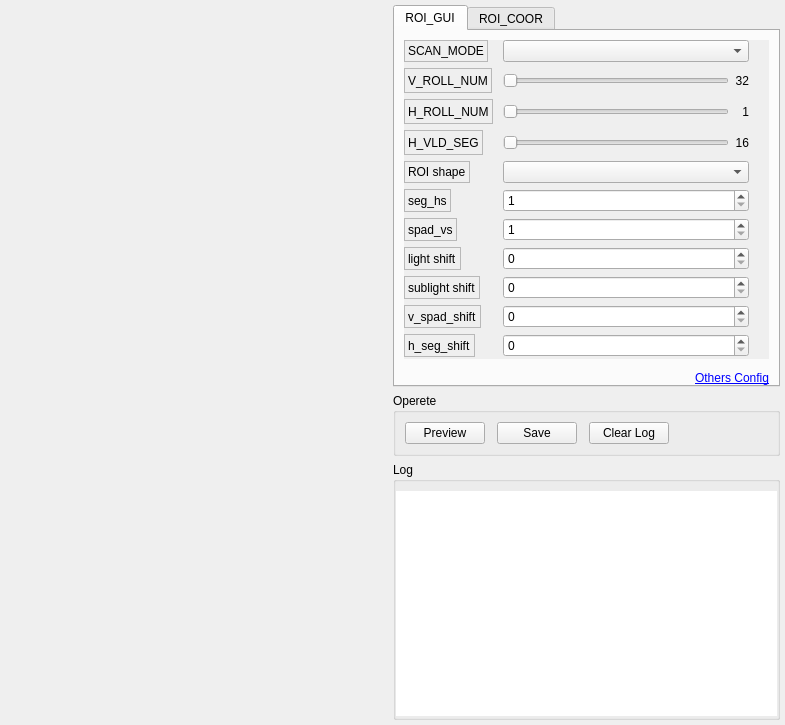
HongGang-Pub/Adaps, file Hawk/HawkGUI_v002/GUI/uis/pages/main_pages.ui: the form before one commit.
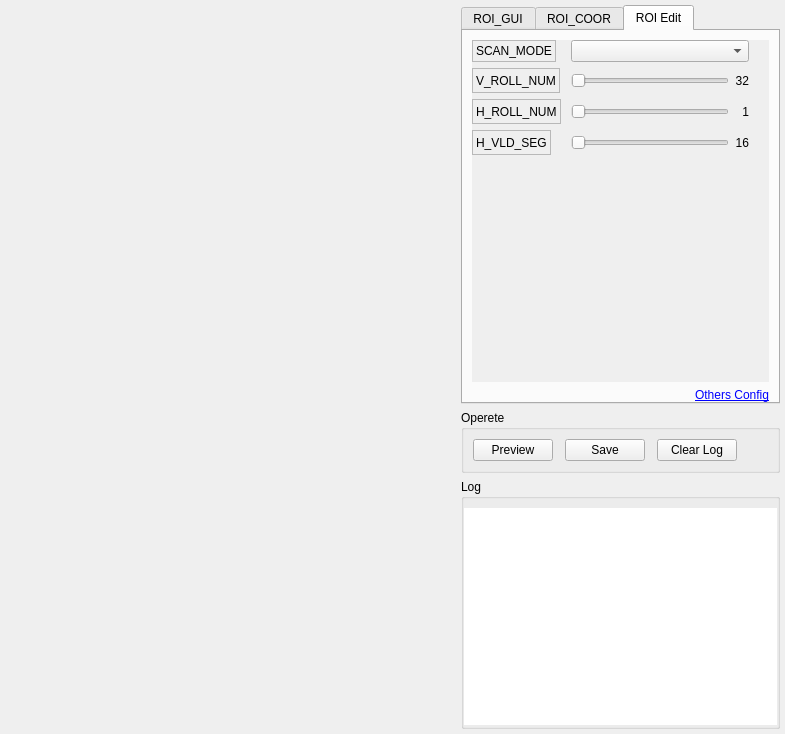
The form after the commit. The open tabs and pages were chosen to show the change. Custom widgets are drawn as their Qt base class.

```diff
--- a/Hawk/HawkGUI_v002/GUI/uis/pages/main_pages.ui
+++ b/Hawk/HawkGUI_v002/GUI/uis/pages/main_pages.ui
@@ -7,7 +7,7 @@
     <x>0</x>
     <y>0</y>
     <width>785</width>
-    <height>725</height>
+    <height>734</height>
    </rect>
   </property>
   <property name="windowTitle">
@@ -73,7 +73,7 @@
         <number>5</number>
        </property>
        <item>
-        <layout class="QHBoxLayout" name="MainPage" stretch="7,7">
+        <layout class="QHBoxLayout" name="MainPage" stretch="10,7">
          <item>
           <layout class="QVBoxLayout" name="ShowPage">
            <property name="topMargin">
@@ -95,7 +95,7 @@
            <property name="frameShape">
             <enum>QFrame::NoFrame</enum>
            </property>
-           <layout class="QVBoxLayout" name="OperatePage" stretch="0,1,5">
+           <layout class="QVBoxLayout" name="OperatePage" stretch="8,1,5">
             <property name="spacing">
              <number>6</number>
             </property>
@@ -136,7 +136,7 @@
                <string notr="true"/>
               </property>
               <property name="currentIndex">
-               <number>0</number>
+               <number>2</number>
               </property>
               <widget class="QWidget" name="ConfigbyGUI">
                <attribute name="title">
@@ -177,8 +177,8 @@
                     <rect>
                      <x>0</x>
                      <y>0</y>
-                     <width>359</width>
-                     <height>310</height>
+                     <width>292</width>
+                     <height>337</height>
                     </rect>
                    </property>
                    <layout class="QFormLayout" name="formLayout">
@@ -1301,6 +1301,425 @@
                   </widget>
                  </widget>
                 </item>
+                <item>
+                 <widget class="QLabel" name="ROIOthersConfig_2">
+                  <property name="text">
+                   <string>&lt;a href=&quot;https://www.example.com&quot;&gt;Others Config&lt;/a&gt;</string>
+                  </property>
+                  <property name="alignment">
+                   <set>Qt::AlignBottom|Qt::AlignRight|Qt::AlignTrailing</set>
+                  </property>
+                  <property name="margin">
+                   <number>0</number>
+                  </property>
+                  <property name="openExternalLinks">
+                   <bool>false</bool>
+                  </property>
+                 </widget>
+                </item>
+               </layout>
+              </widget>
+              <widget class="QWidget" name="Config3ROIEdit">
+               <attribute name="title">
+                <string>ROI Edit</string>
+               </attribute>
+               <layout class="QVBoxLayout" name="verticalLayout_5">
+                <property name="bottomMargin">
+                 <number>0</number>
+                </property>
+                <item>
+                 <widget class="QScrollArea" name="scrollArea_3">
+                  <property name="styleSheet">
+                   <string notr="true"/>
+                  </property>
+                  <property name="frameShape">
+                   <enum>QFrame::NoFrame</enum>
+                  </property>
+                  <property name="frameShadow">
+                   <enum>QFrame::Plain</enum>
+                  </property>
+                  <property name="widgetResizable">
+                   <bool>true</bool>
+                  </property>
+                  <widget class="QWidget" name="scrollAreaWidgetContents_4">
+                   <property name="geometry">
+                    <rect>
+                     <x>0</x>
+                     <y>0</y>
+                     <width>292</width>
+                     <height>343</height>
+                    </rect>
+                   </property>
+                   <layout class="QFormLayout" name="formLayout_5">
+                    <property name="horizontalSpacing">
+                     <number>10</number>
+                    </property>
+                    <property name="verticalSpacing">
+                     <number>6</number>
+                    </property>
+                    <property name="leftMargin">
+                     <number>0</number>
+                    </property>
+                    <property name="topMargin">
+                     <number>0</number>
+                    </property>
+                    <property name="rightMargin">
+                     <number>20</number>
+                    </property>
+                    <property name="bottomMargin">
+                     <number>0</number>
+                    </property>
+                    <item row="0" column="0">
+                     <widget class="QLabel" name="SCAN_MODE_Label_4">
+                      <property name="minimumSize">
+                       <size>
+                        <width>0</width>
+                        <height>0</height>
+                       </size>
+                      </property>
+                      <property name="maximumSize">
+                       <size>
+                        <width>16777215</width>
+                        <height>16777215</height>
+                       </size>
+                      </property>
+                      <property name="font">
+                       <font>
+                        <family>Microsoft YaHei UI</family>
+                        <pointsize>9</pointsize>
+                        <bold>false</bold>
+                       </font>
+                      </property>
+                      <property name="frameShape">
+                       <enum>QFrame::StyledPanel</enum>
+                      </property>
+                      <property name="frameShadow">
+                       <enum>QFrame::Raised</enum>
+                      </property>
+                      <property name="text">
+                       <string>SCAN_MODE</string>
+                      </property>
+                     </widget>
+                    </item>
+                    <item row="0" column="1">
+                     <widget class="QComboBox" name="SCAN_MODE_ComboBox_4">
+                      <property name="font">
+                       <font>
+                        <family>Microsoft YaHei UI</family>
+                        <pointsize>9</pointsize>
+                        <bold>false</bold>
+                       </font>
+                      </property>
+                     </widget>
+                    </item>
+                    <item row="1" column="0">
+                     <widget class="QLabel" name="V_ROLL_NUM_Label_4">
+                      <property name="minimumSize">
+                       <size>
+                        <width>0</width>
+                        <height>0</height>
+                       </size>
+                      </property>
+                      <property name="maximumSize">
+                       <size>
+                        <width>16777215</width>
+                        <height>16777215</height>
+                       </size>
+                      </property>
+                      <property name="font">
+                       <font>
+                        <family>Microsoft YaHei UI</family>
+                        <pointsize>9</pointsize>
+                        <bold>false</bold>
+                       </font>
+                      </property>
+                      <property name="frameShape">
+                       <enum>QFrame::StyledPanel</enum>
+                      </property>
+                      <property name="frameShadow">
+                       <enum>QFrame::Raised</enum>
+                      </property>
+                      <property name="text">
+                       <string>V_ROLL_NUM</string>
+                      </property>
+                     </widget>
+                    </item>
+                    <item row="1" column="1">
+                     <layout class="QHBoxLayout" name="V_ROLL_NUM_CMP_4">
+                      <property name="spacing">
+                       <number>0</number>
+                      </property>
+                      <property name="leftMargin">
+                       <number>0</number>
+                      </property>
+                      <property name="rightMargin">
+                       <number>0</number>
+                      </property>
+                      <item>
+                       <widget class="QSlider" name="V_ROLL_NUM_Slider_4">
+                        <property name="mouseTracking">
+                         <bool>false</bool>
+                        </property>
+                        <property name="minimum">
+                         <number>1</number>
+                        </property>
+                        <property name="maximum">
+                         <number>32</number>
+                        </property>
+                        <property name="pageStep">
+                         <number>1</number>
+                        </property>
+                        <property name="orientation">
+                         <enum>Qt::Horizontal</enum>
+                        </property>
+                       </widget>
+                      </item>
+                      <item>
+                       <widget class="QLabel" name="V_ROLL_NUM_Value_4">
+                        <property name="minimumSize">
+                         <size>
+                          <width>20</width>
+                          <height>25</height>
+                         </size>
+                        </property>
+                        <property name="maximumSize">
+                         <size>
+                          <width>20</width>
+                          <height>16777215</height>
+                         </size>
+                        </property>
+                        <property name="font">
+                         <font>
+                          <family>Microsoft YaHei UI</family>
+                          <pointsize>9</pointsize>
+                          <bold>false</bold>
+                         </font>
+                        </property>
+                        <property name="text">
+                         <string>32</string>
+                        </property>
+                        <property name="alignment">
+                         <set>Qt::AlignRight|Qt::AlignTrailing|Qt::AlignVCenter</set>
+                        </property>
+                        <property name="wordWrap">
+                         <bool>true</bool>
+                        </property>
+                        <property name="margin">
+                         <number>0</number>
+                        </property>
+                       </widget>
+                      </item>
+                     </layout>
+                    </item>
+                    <item row="2" column="0">
+                     <widget class="QLabel" name="H_ROLL_NUM_Label_4">
+                      <property name="minimumSize">
+                       <size>
+                        <width>0</width>
+                        <height>0</height>
+                       </size>
+                      </property>
+                      <property name="maximumSize">
+                       <size>
+                        <width>16777215</width>
+                        <height>16777215</height>
+                       </size>
+                      </property>
+                      <property name="font">
+                       <font>
+                        <family>Microsoft YaHei UI</family>
+                        <pointsize>9</pointsize>
+                        <bold>false</bold>
+                       </font>
+                      </property>
+                      <property name="frameShape">
+                       <enum>QFrame::StyledPanel</enum>
+                      </property>
+                      <property name="frameShadow">
+                       <enum>QFrame::Raised</enum>
+                      </property>
+                      <property name="text">
+                       <string>H_ROLL_NUM</string>
+                      </property>
+                     </widget>
+                    </item>
+                    <item row="2" column="1">
+                     <layout class="QHBoxLayout" name="H_ROLL_CMP_4">
+                      <property name="spacing">
+                       <number>0</number>
+                      </property>
+                      <property name="leftMargin">
+                       <number>0</number>
+                      </property>
+                      <item>
+                       <widget class="QSlider" name="H_ROLL_NUM_Slider_4">
+                        <property name="enabled">
+                         <bool>true</bool>
+                        </property>
+                        <property name="minimum">
+                         <number>1</number>
+                        </property>
+                        <property name="maximum">
+                         <number>16</number>
+                        </property>
+                        <property name="pageStep">
+                         <number>1</number>
+                        </property>
+                        <property name="orientation">
+                         <enum>Qt::Horizontal</enum>
+                        </property>
+                       </widget>
+                      </item>
+                      <item>
+                       <widget class="QLabel" name="H_ROLL_NUM_Value_4">
+                        <property name="minimumSize">
+                         <size>
+                          <width>20</width>
+                          <height>25</height>
+                         </size>
+                        </property>
+                        <property name="maximumSize">
+                         <size>
+                          <width>20</width>
+                          <height>16777215</height>
+                         </size>
+                        </property>
+                        <property name="font">
+                         <font>
+                          <family>Microsoft YaHei UI</family>
+                          <pointsize>9</pointsize>
+                          <bold>false</bold>
+                         </font>
+                        </property>
+                        <property name="midLineWidth">
+                         <number>0</number>
+                        </property>
+                        <property name="text">
+                         <string>1</string>
+                        </property>
+                        <property name="alignment">
+                         <set>Qt::AlignRight|Qt::AlignTrailing|Qt::AlignVCenter</set>
+                        </property>
+                        <property name="margin">
+                         <number>0</number>
+                        </property>
+                       </widget>
+                      </item>
+                     </layout>
+                    </item>
+                    <item row="3" column="0">
+                     <widget class="QLabel" name="H_VLD_SEG_Label_4">
+                      <property name="minimumSize">
+                       <size>
+                        <width>0</width>
+                        <height>0</height>
+                       </size>
+                      </property>
+                      <property name="maximumSize">
+                       <size>
+                        <width>16777215</width>
+                        <height>16777215</height>
+                       </size>
+                      </property>
+                      <property name="font">
+                       <font>
+                        <family>Microsoft YaHei UI</family>
+                        <pointsize>9</pointsize>
+                        <bold>false</bold>
+                       </font>
+                      </property>
+                      <property name="frameShape">
+                       <enum>QFrame::StyledPanel</enum>
+                      </property>
+                      <property name="frameShadow">
+                       <enum>QFrame::Raised</enum>
+                      </property>
+                      <property name="text">
+                       <string>H_VLD_SEG</string>
+                      </property>
+                     </widget>
+                    </item>
+                    <item row="3" column="1">
+                     <layout class="QHBoxLayout" name="H_VLD_SEG_CMP_4">
+                      <property name="spacing">
+                       <number>0</number>
+                      </property>
+                      <property name="leftMargin">
+                       <number>0</number>
+                      </property>
+                      <item>
+                       <widget class="QSlider" name="H_VLD_SEG_Slider_4">
+                        <property name="minimum">
+                         <number>1</number>
+                        </property>
+                        <property name="maximum">
+                         <number>16</number>
+                        </property>
+                        <property name="pageStep">
+                         <number>1</number>
+                        </property>
+                        <property name="orientation">
+                         <enum>Qt::Horizontal</enum>
+                        </property>
+                       </widget>
+                      </item>
+                      <item>
+                       <widget class="QLabel" name="H_VLD_SEG_Value_4">
+                        <property name="minimumSize">
+                         <size>
+                          <width>20</width>
+                          <height>25</height>
+                         </size>
+                        </property>
+                        <property name="maximumSize">
+                         <size>
+                          <width>20</width>
+                          <height>16777215</height>
+                         </size>
+                        </property>
+                        <property name="font">
+                         <font>
+                          <family>Microsoft YaHei UI</family>
+                          <pointsize>9</pointsize>
+                          <bold>false</bold>
+                         </font>
+                        </property>
+                        <property name="text">
+                         <string>16</string>
+                        </property>
+                        <property name="textFormat">
+                         <enum>Qt::MarkdownText</enum>
+                        </property>
+                        <property name="alignment">
+                         <set>Qt::AlignRight|Qt::AlignTrailing|Qt::AlignVCenter</set>
+                        </property>
+                        <property name="margin">
+                         <number>0</number>
+                        </property>
+                       </widget>
+                      </item>
+                     </layout>
+                    </item>
+                   </layout>
+                  </widget>
+                 </widget>
+                </item>
+                <item>
+                 <widget class="QLabel" name="ROIOthersConfig_3">
+                  <property name="text">
+                   <string>&lt;a href=&quot;https://www.example.com&quot;&gt;Others Config&lt;/a&gt;</string>
+                  </property>
+                  <property name="alignment">
+                   <set>Qt::AlignBottom|Qt::AlignRight|Qt::AlignTrailing</set>
+                  </property>
+                  <property name="margin">
+                   <number>0</number>
+                  </property>
+                  <property name="openExternalLinks">
+                   <bool>false</bool>
+                  </property>
+                 </widget>
+                </item>
                </layout>
               </widget>
              </widget>
@@ -2653,6 +3072,13 @@
    </item>
   </layout>
  </widget>
+ <customwidgets>
+  <customwidget>
+   <class>QComboCheckBox</class>
+   <extends>QComboBox</extends>
+   <header>Hawk.HawkGUI_v002.gui.widgets.py_combo_check_box.py_combo_check</header>
+  </customwidget>
+ </customwidgets>
  <resources/>
  <connections/>
 </ui>
```
Left out of the diff: 147 changed lines with no effect on the pictures.
